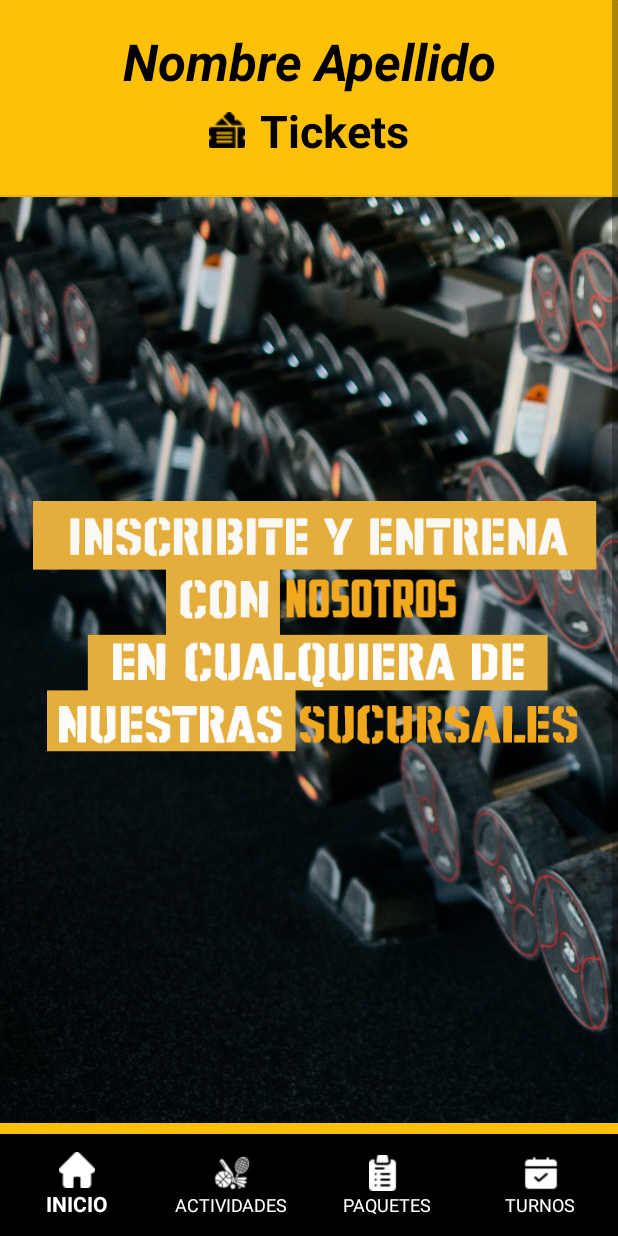
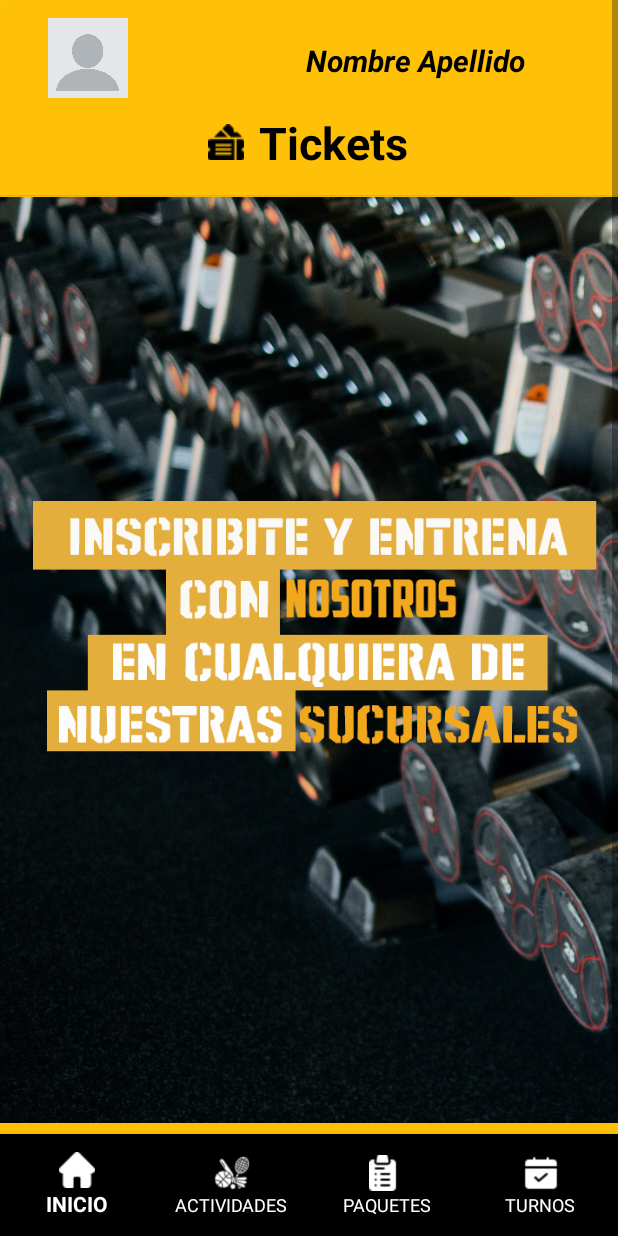
Before and after one commit to ginobasile/Grupo3-TP3-Gimnasio, an Android app: the Home screen opened directly, with no data from a screen before it, on a phone screen of 412 x 824 dp. Run offline under Robolectric (Android 15) with nearby library versions, the phone set to English and light mode, and no system bars; our stand-ins replace Firebase (no records; nobody signed in at launch, a user with empty details on screens opened directly), Picasso, navigation-ui; pictures from the network do not load.

Commit message:
usuario image implementation done - except list

```diff
--- a/app/build.gradle.kts
+++ b/app/build.gradle.kts
@@ -3,6 +3,7 @@ plugins {
     id("org.jetbrains.kotlin.android")
     id("androidx.navigation.safeargs.kotlin")
     id("kotlin-parcelize")
+    id("com.google.gms.google-services")
 }
 
 android {
@@ -49,6 +50,8 @@ dependencies {
     implementation("androidx.navigation:navigation-fragment-ktx:2.7.4")
     implementation("androidx.navigation:navigation-ui-ktx:2.7.4")
     implementation("com.github.bumptech.glide:glide:4.16.0")
+    implementation("com.google.firebase:firebase-firestore:24.9.1")
+    implementation("com.google.firebase:firebase-storage:20.3.0")
     testImplementation("junit:junit:4.13.2")
     androidTestImplementation("androidx.test.ext:junit:1.1.5")
     androidTestImplementation("androidx.test.espresso:espresso-core:3.5.1")
@@ -57,4 +60,7 @@ dependencies {
 
     implementation("com.squareup.retrofit2:retrofit:2.6.2")
     implementation("com.squareup.retrofit2:converter-gson:2.6.2")
+
+    implementation ("com.squareup.picasso:picasso:2.8")
+
 }
--- a/app/src/main/java/com/example/gimnasio_grupo3/fragments/Home.kt
+++ b/app/src/main/java/com/example/gimnasio_grupo3/fragments/Home.kt
@@ -10,10 +10,12 @@ import android.view.View
 import android.content.SharedPreferences
 import android.view.ViewGroup
 import android.widget.Button
+import android.widget.ImageView
 import android.widget.TextView
 import androidx.cardview.widget.CardView
 import androidx.navigation.findNavController
 import androidx.navigation.fragment.findNavController
+import com.example.gimnasio_grupo3.Firebase.FirebaseStorageConnection
 import com.example.gimnasio_grupo3.R
 import com.example.gimnasio_grupo3.activities.LoginActivity
 import com.example.gimnasio_grupo3.activities.MainActivity
@@ -28,6 +30,8 @@ class Home : Fragment() {
     lateinit var btnLogOut : Button
     lateinit var txtNombreCompleto : TextView
     lateinit var txtTickets : TextView
+    lateinit var imgUsuario: ImageView
+    private var FirebaseStorageConnection = FirebaseStorageConnection()
     private lateinit var myPreferences: MyPreferences
     private var user: Usuario? = null
     companion object {
@@ -47,6 +51,7 @@ class Home : Fragment() {
 
         txtNombreCompleto = v.findViewById(R.id.txtNombreApellido)
         txtTickets = v.findViewById(R.id.txtEmail3)
+        imgUsuario = v.findViewById(R.id.imgNavUsuario)
         myPreferences = MyPreferences(requireContext())
         user = myPreferences.getUser()
 
@@ -77,6 +82,7 @@ class Home : Fragment() {
         if (user != null) {
             setNombreCompleto(user.nombre, user.apellido)
             setTickets(user.ticketsRestantes.toString())
+            FirebaseStorageConnection.getImage(imgUsuario,"usuarios/${user.dni}.jpg")
         }
 
         if (myPreferences.isAdmin() != true) {
@@ -115,7 +121,6 @@ class Home : Fragment() {
     }
 
 
-
     fun setTickets(tickets: String){
         txtTickets.text = "Tickets: ${tickets}"
     }
--- a/app/src/main/res/layout/fragment_home.xml
+++ b/app/src/main/res/layout/fragment_home.xml
@@ -43,24 +43,25 @@
 
                         <TextView
                             android:id="@+id/txtNombreApellido"
-                            android:layout_width="0dp"
-                            android:layout_height="49dp"
-                            android:layout_marginTop="16dp"
+                            android:layout_width="229dp"
+                            android:layout_height="51dp"
+                            android:layout_marginTop="12dp"
                             android:gravity="center"
                             android:text="Nombre Apellido"
                             android:textColor="#000000"
-                            android:textSize="34sp"
+                            android:textSize="20sp"
                             android:textStyle="bold|italic"
+                            app:layout_constraintBottom_toTopOf="@+id/txtEmail3"
                             app:layout_constraintEnd_toEndOf="parent"
-                            app:layout_constraintHorizontal_bias="0.497"
-                            app:layout_constraintStart_toStartOf="parent"
+                            app:layout_constraintHorizontal_bias="0.67"
+                            app:layout_constraintStart_toEndOf="@+id/imgNavUsuario"
                             app:layout_constraintTop_toTopOf="parent" />
 
                         <TextView
                             android:id="@+id/txtEmail3"
                             android:layout_width="wrap_content"
                             android:layout_height="54dp"
-                            android:layout_marginBottom="16dp"
+                            android:layout_marginBottom="8dp"
                             android:drawableLeft="@drawable/tickets_icon"
                             android:drawablePadding="10dp"
                             android:gravity="center"
@@ -70,7 +71,21 @@
                             android:textStyle="bold"
                             app:layout_constraintBottom_toBottomOf="parent"
                             app:layout_constraintEnd_toEndOf="parent"
+                            app:layout_constraintHorizontal_bias="0.498"
                             app:layout_constraintStart_toStartOf="parent" />
+
+                        <ImageView
+                            android:id="@+id/imgNavUsuario"
+                            android:layout_width="75dp"
+                            android:layout_height="53dp"
+                            android:layout_marginTop="12dp"
+                            android:layout_marginEnd="46dp"
+                            android:layout_marginBottom="65dp"
+                            android:src="@drawable/avatar"
+                            app:layout_constraintBottom_toBottomOf="parent"
+                            app:layout_constraintEnd_toStartOf="@+id/txtNombreApellido"
+                            app:layout_constraintStart_toStartOf="parent"
+                            app:layout_constraintTop_toTopOf="parent" />
 
                     </androidx.constraintlayout.widget.ConstraintLayout>
 
--- a/build.gradle.kts
+++ b/build.gradle.kts
@@ -6,6 +6,7 @@ buildscript {
         maven ("https://jitpack.io")
     }
     dependencies {
+        classpath("com.google.gms:google-services:4.4.0")
         val nav_version = "2.5.3"
         classpath("androidx.navigation:navigation-safe-args-gradle-plugin:$nav_version")
     }
```
Also changed, not shown: app/src/main/java/com/example/gimnasio_grupo3/Firebase/FirebaseConnection.kt (added, +161 -0 lines), app/src/main/java/com/example/gimnasio_grupo3/fragments/loginFragments/CrearUsuario.kt (+7 -3 lines), app/src/main/java/com/example/gimnasio_grupo3/fragments/loginFragments/CrearUsuarioViewModel.kt (+7 -1 lines), app/src/main/java/com/example/gimnasio_grupo3/fragments/loginFragments/Login.kt (+8 -33 lines), app/src/main/java/com/example/gimnasio_grupo3/fragments/usuarios/DetalleUsuario.kt (+32 -3 lines), app/src/main/res/drawable/circular_background.xml (added, +8 -0 lines), app/src/main/res/layout/fragment_crear_usuario.xml (+10 -0 lines), app/src/main/res/layout/fragment_detalle_usuario.xml (+11 -1 lines), app/src/main/res/layout/usuario_item.xml (+25 -10 lines), app/src/main/res/drawable/avatar.webp (added), app/src/main/res/drawable/loading.gif (added), 1 other file.
